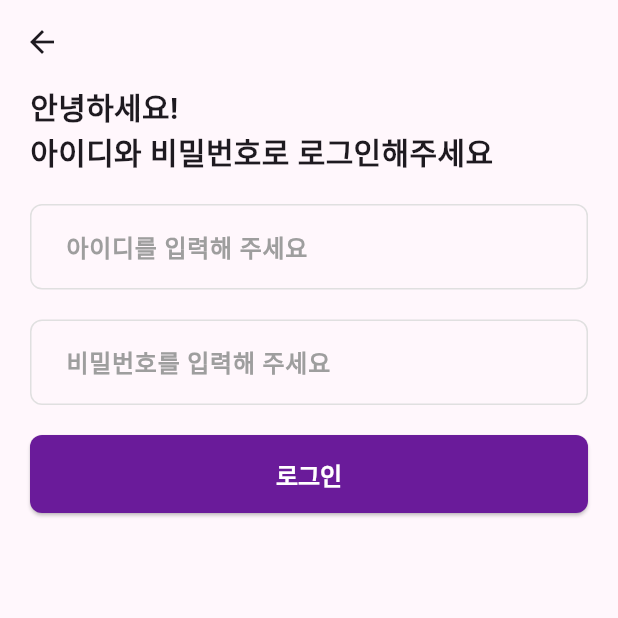
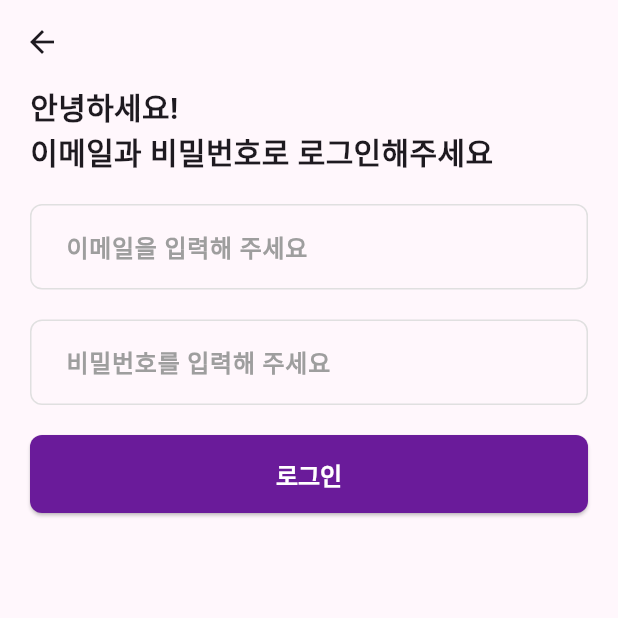
Before and after one commit to oosuhada/flutter_nomad_market_v1.1, a Flutter app: the screen it shows after launch, after a tap on "이미 계정이 있나요? 로그인", on a phone screen of 412 x 824 dp, the top half of it. Run offline on Flutter 3.47's test engine with Material 3 defaults, Android fonts, the phone set to English and light mode, and no system bars; our stand-ins replace dio, flutter_riverpod, geolocator, image_picker; missing offline and left inert: stomp_dart_client; network calls fail.

Commit message:
change ID to Email

```diff
--- a/lib/core/validator_util.dart
+++ b/lib/core/validator_util.dart
@@ -1,10 +1,10 @@
 class ValidatorUtil {
   static String? validatorId(String? value) {
     if (value?.trim().isEmpty ?? true) {
-      return "아이디를 입력해주세요";
+      return "이메일을 입력해주세요";
     }
-    if (value!.length < 2) {
-      return '아이디는 2글자 이상이여야합니다';
+    if (!value!.contains('@')) {
+      return '이메일은 유효한 형식이어야합니다';
     }
     return null;
   }
--- a/lib/ui/pages/address_search/address_search_page.dart
+++ b/lib/ui/pages/address_search/address_search_page.dart
@@ -23,7 +23,7 @@ class AddressSearchPage extends StatelessWidget {
                 print('onSubmitted $value');
               },
               decoration: InputDecoration(
-                  hintText: '동명(읍,면)으로 검색 (ex. 서초동)',
+                  hintText: '도시, 나라로 검색 (ex. 부산, 한국)',
                   contentPadding:
                       EdgeInsets.symmetric(vertical: 4, horizontal: 16)),
             );
@@ -36,7 +36,7 @@ class AddressSearchPage extends StatelessWidget {
               SizedBox(height: 10),
               Consumer(builder: (context, ref, child) {
                 return SizedBox(
-                  height: 40,
+                  height: 48,
                   child: ElevatedButton(
                     onPressed: () async {
                       // 1. GeolocatorHelper에서 위치 받아오기
--- a/lib/ui/pages/join/join_page.dart
+++ b/lib/ui/pages/join/join_page.dart
@@ -101,7 +101,7 @@ class _JoinPageState extends ConsumerState<JoinPage> {
             children: [
               //
               Text(
-                '안녕하세요!\n아이디와 비밀본호로 가입해주세요',
+                '안녕하세요!\n이메일과 비밀번호로 가입해주세요',
                 style: TextStyle(
                   fontSize: 20,
                   fontWeight: FontWeight.bold,
--- a/lib/ui/pages/join/join_view_model.dart
+++ b/lib/ui/pages/join/join_view_model.dart
@@ -58,7 +58,7 @@ class JoinViewModel extends AutoDisposeNotifier<FileModel?> {
   }) async {
     final idResult = await userRepository.usernameCk(username);
     if (!idResult) {
-      return "사용할 수 없는 아이디 입니다";
+      return "사용할 수 없는 이메일입니다";
     }
     final nickResult = await userRepository.nicknameCk(nickname);
     if (!nickResult) {
--- a/lib/ui/pages/login/login_page.dart
+++ b/lib/ui/pages/login/login_page.dart
@@ -37,7 +37,7 @@ class _LoginPageState extends State<LoginPage> {
             padding: EdgeInsets.symmetric(horizontal: 20),
             children: [
               Text(
-                '안녕하세요!\n아이디와 비밀번호로 로그인해주세요',
+                '안녕하세요!\n이메일과 비밀번호로 로그인해주세요',
                 style: TextStyle(
                   fontSize: 20,
                   fontWeight: FontWeight.bold,
@@ -76,7 +76,7 @@ class _LoginPageState extends State<LoginPage> {
                         );
                       } else {
                         // 로그인 실패 => 스낵바!
-                        SnackbarUtil.showSnackBar(context, '아이디와 비밀번호를 확인해주세요');
+                        SnackbarUtil.showSnackBar(context, '이메일과 비밀번호를 확인해주세요');
                       }
                     }
 
--- a/lib/ui/pages/welcome/welcome_page.dart
+++ b/lib/ui/pages/welcome/welcome_page.dart
@@ -15,10 +15,11 @@ class WelcomePage extends StatelessWidget {
                 Spacer(),
                 Image.asset(
                   'assets/welcome.png',
-                  height: 250,
+                  height: 100,
                 ),
+                SizedBox(height: 50),
                 Text(
-                  '당신 근처의 마켓',
+                  '내 손안의 글로벌 커머스',
                   style: TextStyle(
                     fontSize: 24,
                     fontWeight: FontWeight.bold,
@@ -26,7 +27,7 @@ class WelcomePage extends StatelessWidget {
                 ),
                 SizedBox(height: 10),
                 Text(
-                  '동네라서 가능한 모든것\n지금 내 동네를 선택하고 시작해보세요!',
+                  '지금 전 세계 도시를 선택하고 시작해보세요!',
                   textAlign: TextAlign.center,
                   style: TextStyle(
                     fontSize: 16,
--- a/lib/ui/widgets/id_text_form_field.dart
+++ b/lib/ui/widgets/id_text_form_field.dart
@@ -11,7 +11,7 @@ class IdTextFormField extends StatelessWidget {
   Widget build(BuildContext context) {
     return TextFormField(
       controller: controller,
-      decoration: InputDecoration(hintText: '아이디를 입력해 주세요'),
+      decoration: InputDecoration(hintText: '이메일을 입력해 주세요'),
       validator: ValidatorUtil.validatorId,
     );
   }
```
Also changed, not shown: assets/welcome.png.
